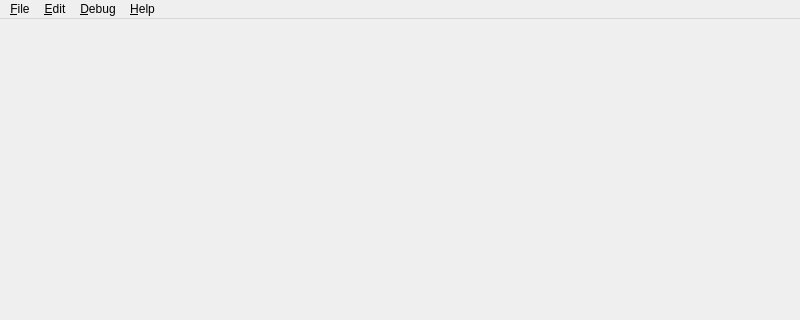
Above: MainWindow.ui from MrMontag/yata before the change; both pictures show x 0 to 800 and y 0 to 320 of the 800 by 600 pixel window. Below: the same form after it.
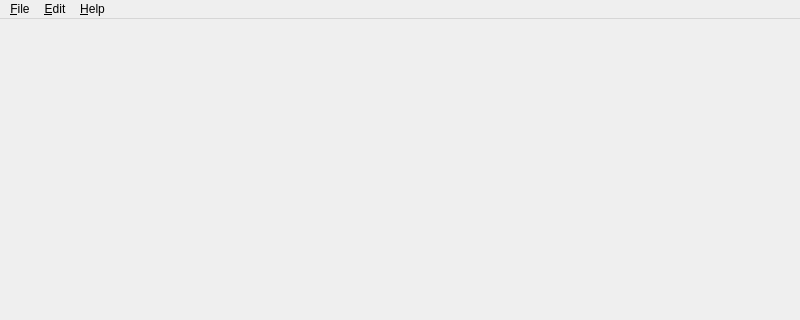
That is the form after the change.

Commit message: debug gui infrastructure for layout: preparation for automatically switching between full and partial layout

Diff of the .ui file:
```diff
--- a/MainWindow.ui
+++ b/MainWindow.ui
@@ -33,12 +33,6 @@
     <addaction name="separator"/>
     <addaction name="action_Exit"/>
    </widget>
-   <widget class="QMenu" name="menuDebug">
-    <property name="title">
-     <string>&amp;Debug</string>
-    </property>
-    <addaction name="action_FullLayout"/>
-   </widget>
    <widget class="QMenu" name="menu_Edit">
     <property name="title">
      <string>&amp;Edit</string>
@@ -56,7 +50,6 @@
    </widget>
    <addaction name="menu_File"/>
    <addaction name="menu_Edit"/>
-   <addaction name="menuDebug"/>
    <addaction name="menu_Help"/>
   </widget>
   <widget class="QStatusBar" name="statusbar"/>
```
The commit also changes 4 other files.
